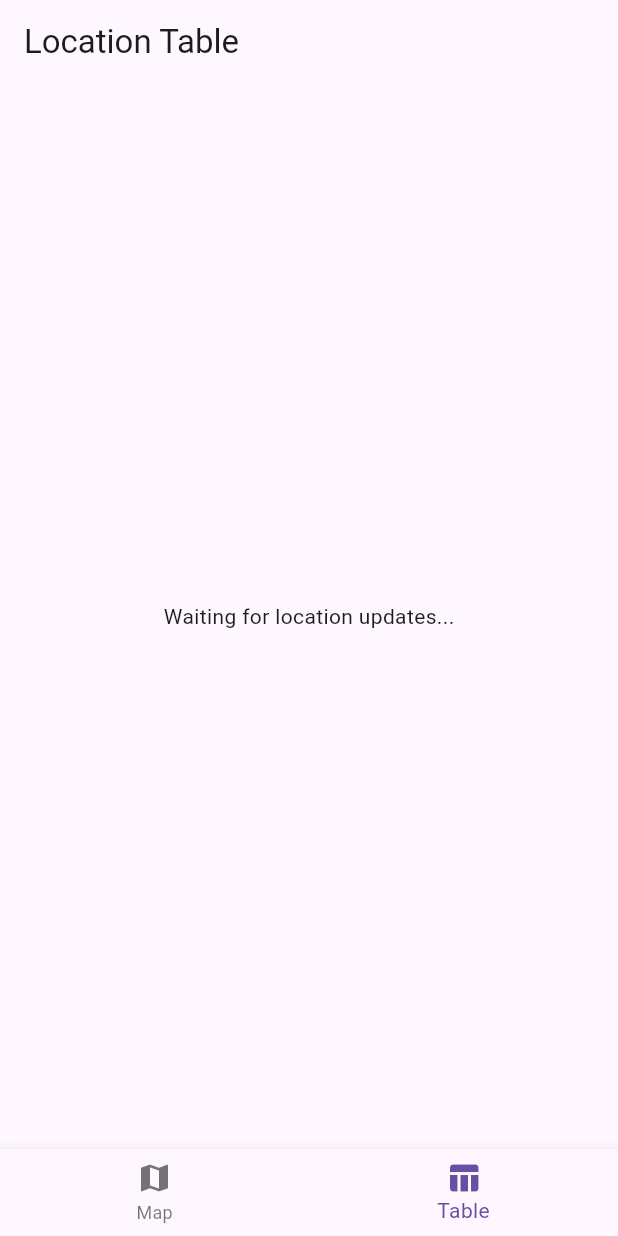
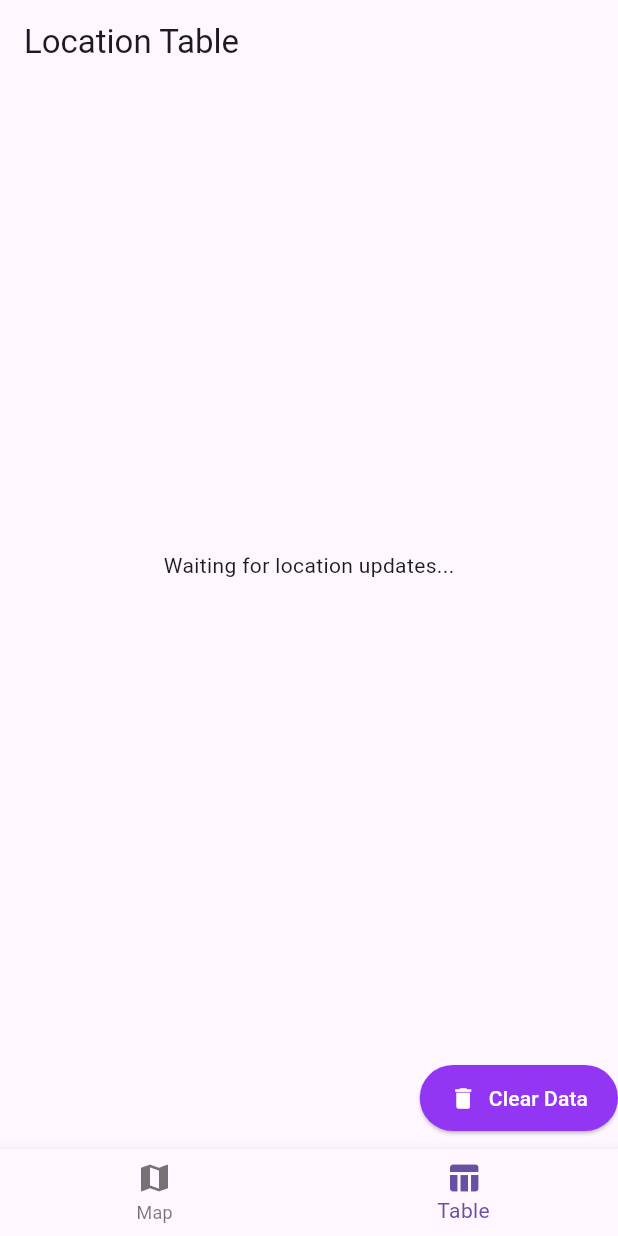
Before and after one commit to HrushikeshAwate/Map, a Flutter app: the screen it shows after launch, item 2 of the bottom bar chosen, on a phone screen of 412 x 824 dp. Run offline on Flutter 3.47's test engine with Material 3 defaults, Android fonts, the phone set to English and light mode, and no system bars; our stand-ins replace google_maps_flutter, location, permission_handler, sqflite; missing offline and left inert: flutter_background_service, flutter_background_service_android; accounts and stored records are empty.

Commit message:
fourth commit

```diff
--- a/lib/main.dart
+++ b/lib/main.dart
@@ -1,4 +1,3 @@
-// main.dart
 import 'package:flutter/material.dart';
 import 'package:provider/provider.dart';
 import 'location_service.dart';
@@ -38,7 +37,7 @@ Future<void> requestPermissions() async {
   await Permission.location.request();
   await Permission.notification.request();
   await Permission.ignoreBatteryOptimizations.request();
-  await Permission.locationAlways.request(); // ⬅️ this is the key!
+  await Permission.locationAlways.request();
 
 }
 
--- a/lib/screens/map_screen.dart
+++ b/lib/screens/map_screen.dart
@@ -75,7 +75,7 @@ class _MapScreenState extends State<MapScreen> {
               },
             )
           : const Center(
-              child: Text("Location permission not granted."),
+              child: Text("Fetching Location"),
             ),
     );
   }
--- a/lib/screens/table_screen.dart
+++ b/lib/screens/table_screen.dart
@@ -7,11 +7,15 @@ class TableScreen extends StatelessWidget {
 
   @override
   Widget build(BuildContext context) {
-    final locationHistory = context.watch<LocationService>().locationHistory;
+    final locationService = context.watch<LocationService>();
+    final locationHistory = locationService.locationHistory;
 
     return Scaffold(
       appBar: AppBar(title: const Text('Location Table')),
-      body: locationHistory.isEmpty
+      body: Column(
+        children: [
+          Expanded(
+            child: locationHistory.isEmpty
                 ? const Center(child: Text("Waiting for location updates..."))
                 : SingleChildScrollView(
                     scrollDirection: Axis.horizontal,
@@ -33,6 +37,29 @@ class TableScreen extends StatelessWidget {
                       ),
                     ),
                   ),
+          ),
+          Container(
+            padding: const EdgeInsets.symmetric(vertical: 10),
+            child: Row(
+              mainAxisAlignment: MainAxisAlignment.end,
+              children: [
+                ElevatedButton.icon(
+                  onPressed: () {
+                    locationService.clearLocationHistory();
+                  },
+                  icon: const Icon(Icons.delete),
+                  label: const Text("Clear Data"),
+                  style: ElevatedButton.styleFrom(
+                    backgroundColor: const Color.fromARGB(255, 146, 54, 244),
+                    foregroundColor: Colors.white,
+                    padding: const EdgeInsets.symmetric(horizontal: 20, vertical: 12),
+                  ),
+                ),
+              ],
+            ),
+          ),
+        ],
+      ),
     );
   }
 }
--- a/pubspec.yaml
+++ b/pubspec.yaml
@@ -43,6 +43,8 @@ dependencies:
   cupertino_icons: ^1.0.8
   sqflite: ^2.4.2
   flutter_background_service_android: ^6.3.0
+  path_provider: ^2.1.5
+  path: ^1.9.1
 
 
 dev_dependencies:
```
Also changed, not shown: lib/database_helper.dart (added, +51 -0 lines), lib/local_database.dart (deleted, +0 -52 lines), lib/local_db.dart (added, +74 -0 lines), lib/location_entry.dart (added, +31 -0 lines), lib/location_service.dart (+19 -6 lines), lib/notification.dart (+17 -4 lines), pubspec.lock, 5 other files. Lines whose indentation alone changed are shown as unchanged.
